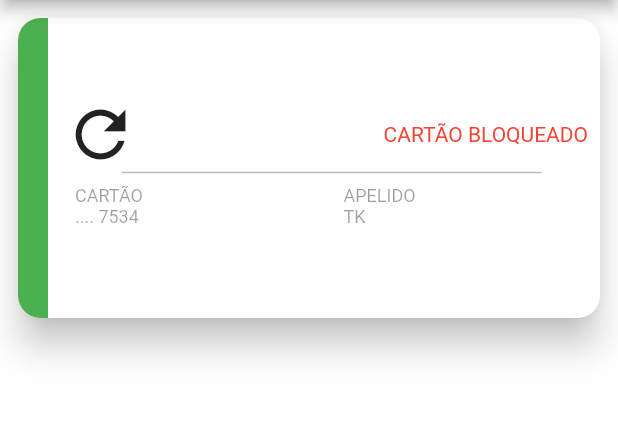
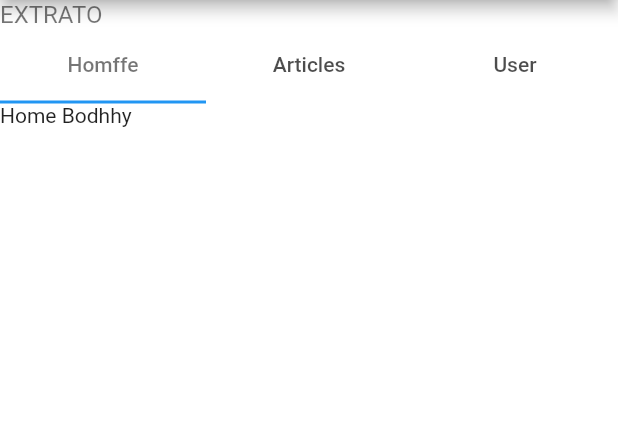
Before and after one commit to soulnanx/flutter_detail, a Flutter app: the screen it shows after launch, on a phone screen of 412 x 824 dp, the part 84-505 px from its top. Run offline on Flutter 3.47's test engine with Material 2 defaults, Android fonts, the phone set to English and light mode, and no system bars.

```diff
--- /dev/null
+++ b/lib/item_card_statement.dart
@@ -0,0 +1,82 @@
+import 'package:flutter/material.dart';
+
+class ItemCardStatement extends StatefulWidget {
+  @override
+  _ItemCardStatementState createState() => _ItemCardStatementState();
+}
+
+class _ItemCardStatementState extends State<ItemCardStatement>
+    with SingleTickerProviderStateMixin{
+  TextStyle style = TextStyle(color: Colors.black12, fontSize: 14);
+  final List<Tab> myTabs = <Tab>[
+    Tab(text: "7 DIAS"),
+    Tab(text: "15 DIAS"),
+    Tab(text: "30 DIAS")
+  ];
+
+
+  @override
+  void initState() {
+    super.initState();//    _tabController = TabController(vsync: this, length: myTabs.length);
+  }
+
+  @override
+  void dispose() {
+    super.dispose();
+  }
+
+  @override
+  Widget build(BuildContext context) {
+    return Container(
+      color: Colors.white,
+      child: Column(
+        children: <Widget>[
+          Row(
+            children: <Widget>[
+              Text(
+                "EXTRATO",
+                style: TextStyle(
+                  color: Colors.black54,
+                  fontSize: 16,
+                ),
+              )
+            ],
+          ),
+          DefaultTabController(
+            length: 3,
+            child: Column(
+              children: <Widget>[
+                Container(
+                  constraints: BoxConstraints.expand(height: 50),
+                  child: TabBar(
+                      labelColor: Colors.black54,
+                      tabs: [
+                    Tab(text: "Homffe"),
+                    Tab(text: "Articles"),
+                    Tab(text: "User"),
+                  ]),
+                ),
+                Container(
+                  height: 400,
+                  child: Container(
+                    child: TabBarView(children: [
+                      Container(
+                        child: Text("Home Bodhhy"),
+                      ),
+                      Container(
+                        child: Text("Articles Body"),
+                      ),
+                      Container(
+                        child: Text("User Body"),
+                      ),
+                    ]),
+                  ),
+                )
+              ],
+            ),
+          )
+        ],
+      ),
+    );
+  }
+}
--- a/lib/main.dart
+++ b/lib/main.dart
@@ -1,4 +1,6 @@
 import 'package:flutter/material.dart';
+import 'item_card.dart';
+import 'item_card_statement.dart';
 
 void main() => runApp(MaterialApp(
       title: 'Detalhe',
@@ -19,96 +21,14 @@ class _HomeState extends State<Home> {
           title: Text('Detail'),
           backgroundColor: Colors.green,
         ),
-        body: Padding(
-            padding: EdgeInsets.all(8.0),
-            child: Column(
-              children: <Widget>[
-                Center(
-                    child: Card(
-                        elevation: 10,
-                        shape: RoundedRectangleBorder(
-                            borderRadius: BorderRadius.circular(15.0)),
-                        child: Row(
-                          mainAxisAlignment: MainAxisAlignment.start,
-                          mainAxisSize: MainAxisSize.max,
-                          children: <Widget>[
-                            Container(
-                                height: 200.0,
-                                width: 20.0,
-                                margin: const EdgeInsets.only(
-                                    left: 0.0, right: 10.0),
-                                decoration: BoxDecoration(
-                                    color: Colors.green,
-                                    borderRadius: BorderRadius.only(
-                                        topLeft: Radius.circular(15.0),
-                                        bottomLeft: Radius.circular(15.0)))),
-                            Expanded(
-                              child: Column(
-                                mainAxisSize: MainAxisSize.min,
-                                mainAxisAlignment: MainAxisAlignment.end,
-                                children: <Widget>[
-                                  Row(
-                                    crossAxisAlignment:
-                                        CrossAxisAlignment.center,
-                                    mainAxisAlignment:
-                                        MainAxisAlignment.spaceBetween,
-                                    children: <Widget>[
-                                      Icon(
-                                        Icons.refresh,
-                                        size: 50,
-                                      ),
-                                      Padding(
-                                        padding: EdgeInsets.all(8.0),
-                                        child: Text(
-                                          "CARTÃO BLOQUEADO",
-                                          style: TextStyle(color: Colors.red),
-                                        ),
-                                      ),
-                                    ],
-                                  ),
-                                  Container(
-                                      height: 1.0,
-                                      width: 280.0,
-                                      color: Colors.black26,
-                                      margin: const EdgeInsets.only(
-                                          left: 10.0, right: 10.0)),
-                                  Row(
-                                    mainAxisAlignment: MainAxisAlignment.spaceBetween,
-                                    mainAxisSize: MainAxisSize.max,
-                                    children: <Widget>[
+        body: ItemCardStatement(
+//          child: Column(
+//              children: <Widget>[
+//              //ItemCard(".... 1234", "TKK", "25/06/2019", "30,00"),
+//              ItemCardStatement()
 
-                                      Expanded(
-                                        child: Padding(
-                                          padding: EdgeInsets.all(8.0),
-                                          child: Column(
-                                            crossAxisAlignment: CrossAxisAlignment.start,
-                                            children: <Widget>[
-                                              Text("CARTÃO", style: TextStyle(color: Colors.black38, fontSize: 12),),
-                                              Text(".... 7534", style: TextStyle(color: Colors.black38, fontSize: 12),)
-                                            ],
-                                          ),),
-                                      ),
 
-                                      Expanded(
-                                        child: Padding(
-                                          padding: EdgeInsets.all(8.0),
-                                          child: Column(
-                                            crossAxisAlignment: CrossAxisAlignment.start,
-                                            children: <Widget>[
-                                              Text("APELIDO", style: TextStyle(color: Colors.black38, fontSize: 12),),
-                                              Text("TK", style: TextStyle(color: Colors.black38, fontSize: 12),)
-                                            ],
-                                          ),),
-                                      ),
-
-                                    ],
-                                  )
-                                ],
-                              ),
-                            )
-                          ],
-                        ))),
-              ],
-            )));
+          ),
+        );
   }
 }
--- a/pubspec.yaml
+++ b/pubspec.yaml
@@ -19,9 +19,7 @@ environment:
 dependencies:
   flutter:
     sdk: flutter
-
-  # The following adds the Cupertino Icons font to your application.
-  # Use with the CupertinoIcons class for iOS style icons.
+  http: ^0.12.0+2
   cupertino_icons: ^0.1.2
 
 dev_dependencies:
```
Also changed, not shown: lib/data/post.dart (added, +17 -0 lines), lib/data/repo.dart (added, +14 -0 lines), lib/item_card.dart (added, +180 -0 lines), lib/main2.dart (added, +122 -0 lines), lib/test.dart (added, +111 -0 lines), pubspec.lock.
